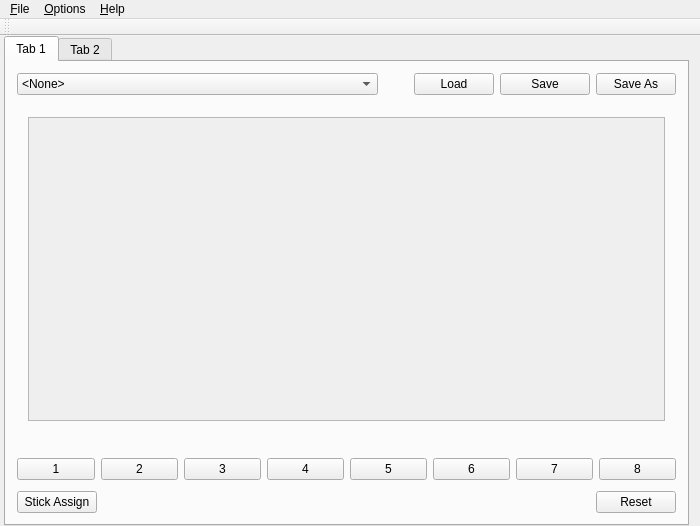
Before: the Qt Designer form src/mainwindow.ui in AntiMicroX/antimicrox, drawn with Qt 5.
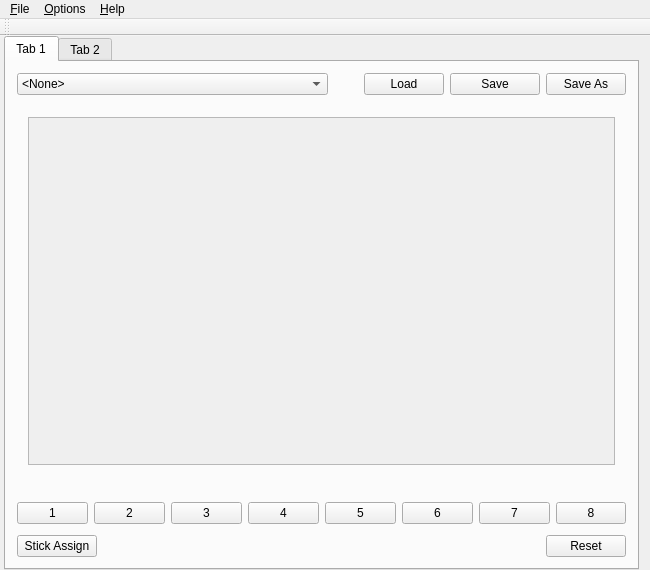
After: the same form once the commit is applied. Icons and pictures are not drawn.

Commit message: Button widget refactors.

Patch:
```diff
--- a/src/mainwindow.ui
+++ b/src/mainwindow.ui
@@ -9,13 +9,13 @@
    <rect>
     <x>0</x>
     <y>0</y>
-    <width>700</width>
-    <height>526</height>
+    <width>650</width>
+    <height>570</height>
    </rect>
   </property>
   <property name="minimumSize">
    <size>
-    <width>700</width>
+    <width>650</width>
     <height>0</height>
    </size>
   </property>
@@ -309,8 +309,8 @@
                     <rect>
                      <x>0</x>
                      <y>0</y>
-                     <width>662</width>
-                     <height>313</height>
+                     <width>612</width>
+                     <height>357</height>
                     </rect>
                    </property>
                    <property name="sizePolicy">
@@ -531,7 +531,7 @@
     <rect>
      <x>0</x>
      <y>0</y>
-     <width>700</width>
+     <width>650</width>
      <height>21</height>
     </rect>
    </property>
```
Left out of the diff: 8 changed lines with no effect on the pictures. The commit also changes 4 other files.
